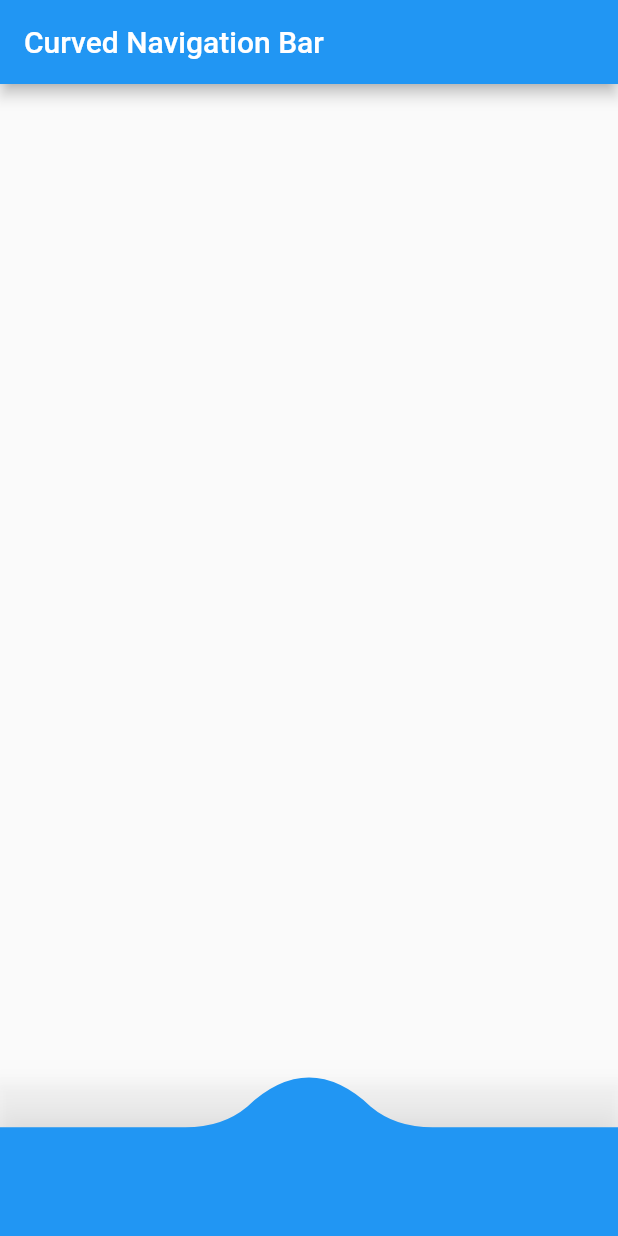
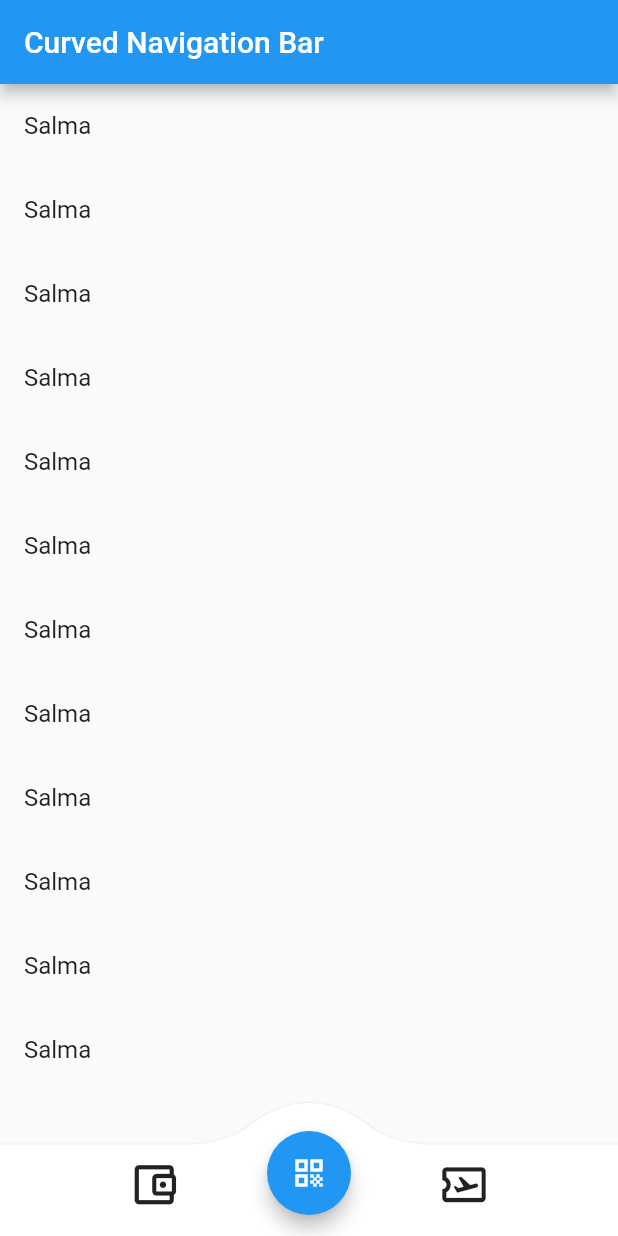
Before and after one commit to AhmedEzio47/curved_nav_bar, a Flutter app: the screen it shows after launch, on a phone screen of 412 x 824 dp. Run offline on Flutter 3.47's test engine with Material 2 defaults, Android fonts, the phone set to English and light mode, and no system bars.

Commit message:
-Icons and shadow added

```diff
--- a/lib/main.dart
+++ b/lib/main.dart
@@ -34,21 +34,74 @@ class _MyHomePageState extends State<MyHomePage> {
       appBar: AppBar(
         title: Text(widget.title),
       ),
-      body: Align(
-        alignment: Alignment.bottomCenter,
-        child: PhysicalModel(
-            color: Colors.transparent,
-            elevation: 15,
-            shadowColor: Colors.black,
+      body: ListView.builder(
+        itemBuilder: (context, index) {
+          return const ListTile(
+            title: Text('Salma'),
+          );
+        },
+        itemCount: 20,
+      ),
+      bottomNavigationBar: const BNB(),
+    );
+  }
+}
+
+class BNB extends StatelessWidget {
+  const BNB({Key? key}) : super(key: key);
+
+  @override
+  Widget build(BuildContext context) {
+    return Stack(
+      children: [
+        Positioned.fill(
+          child: Align(
+            alignment: Alignment.bottomCenter,
             child: SizedBox(
               height: 100,
               width: double.infinity,
               child: CustomPaint(
                 painter: NavBarPainter(),
-                child: Container(),
+                size: const Size(double.infinity, 100),
+                child: Container(
+                  color: Colors.transparent,
+                ),
               ),
-            )),
-      ),
+            ),
+          ),
+        ),
+        Center(
+          heightFactor: 1.5,
+          child: FloatingActionButton(
+            onPressed: () {},
+            elevation: 5,
+            backgroundColor: Colors.blue,
+            child: const Icon(Icons.qr_code),
+          ),
+        ),
+        Container(
+          width: double.infinity,
+          height: 80,
+          padding: const EdgeInsets.only(top: 20),
+          child: Row(
+            mainAxisAlignment: MainAxisAlignment.spaceEvenly,
+            crossAxisAlignment: CrossAxisAlignment.center,
+            children: const [
+              Icon(
+                Icons.account_balance_wallet_outlined,
+                size: 35,
+              ),
+              SizedBox(
+                width: 1,
+              ),
+              Icon(
+                Icons.airplane_ticket_outlined,
+                size: 35,
+              )
+            ],
+          ),
+        )
+      ],
     );
   }
 }
@@ -58,7 +111,7 @@ class NavBarPainter extends CustomPainter {
   void paint(Canvas canvas, Size size) {
     Paint paint = Paint()
       ..strokeWidth = 1
-      ..color = Colors.blue
+      ..color = Colors.white
       ..style = PaintingStyle.fill;
 
     Path path = Path();
@@ -75,10 +128,13 @@ class NavBarPainter extends CustomPainter {
         size.width * .7, size.height * .275);
 
     path.lineTo(size.width, size.height * .275);
+
     path.lineTo(size.width, size.height);
+
     path.lineTo(0, size.height);
+
     path.close();
-
+    canvas.drawShadow(path, Colors.black, 2.0, true);
     canvas.drawPath(path, paint);
   }
 
```
